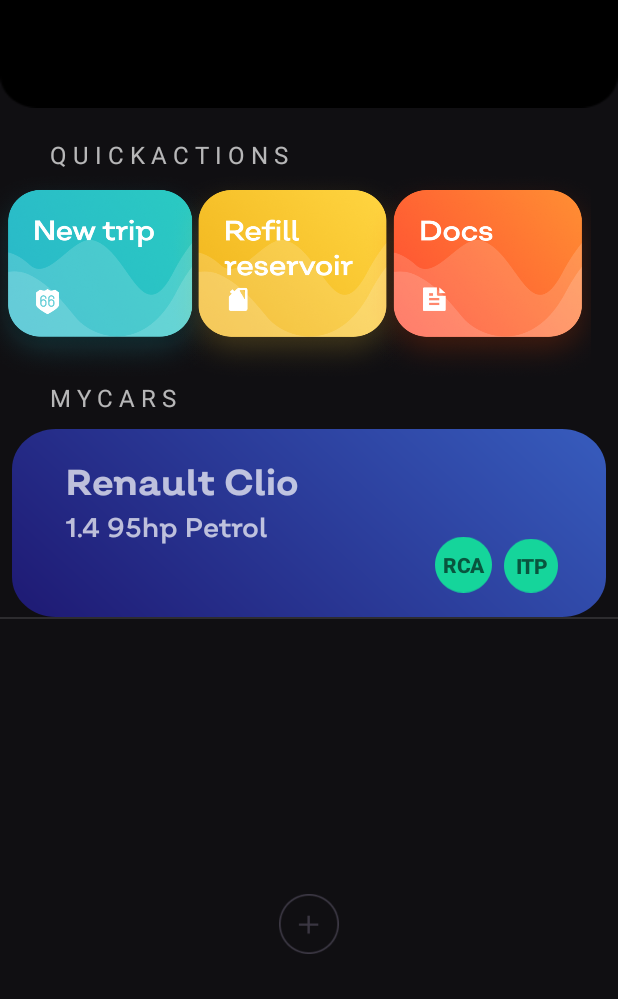
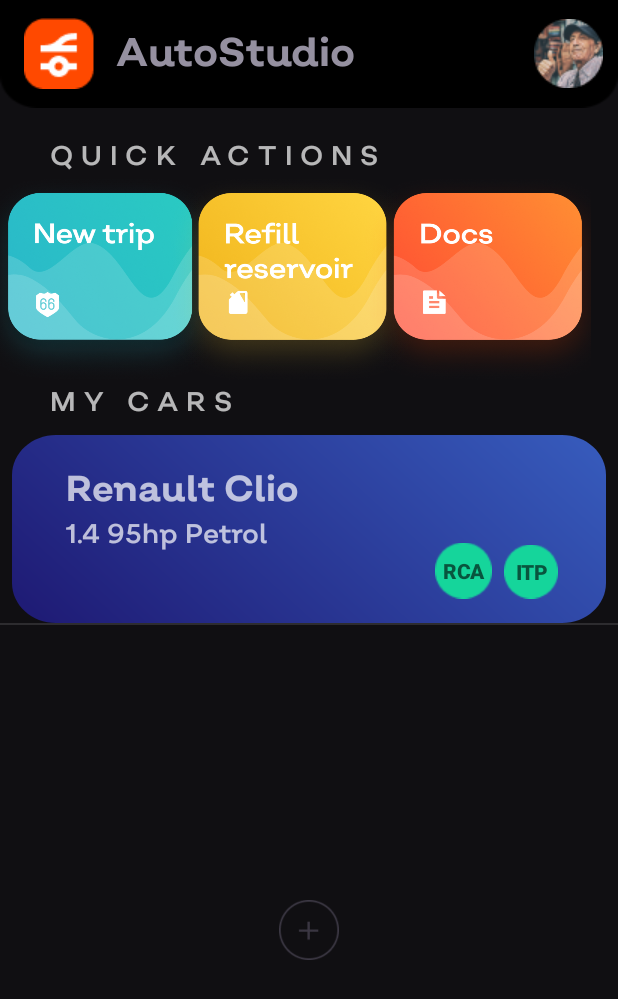
Before and after one commit to barsanescudiana/Auto-Studio, an Android app: the screen it shows after launch (MainActivity), on a phone screen of 412 x 824 dp. Shown: the top 999 px of the screen. Run offline under Robolectric (Android 15) with nearby library versions, the phone set to English and light mode, and no system bars.

Commit message:
am adaugat png-uri pt mai toate xml urile din drawable, am facut un xml separat cu toolbar-ul si l-am inclus in toate activitatile, am transformat ce stringuri si stiluri am gasit in resurse

```diff
--- a/AS/app/src/main/res/drawable/btn_green.xml
+++ /dev/null
@@ -1,23 +0,0 @@
-<?xml version="1.0" encoding="utf-8"?>
-<vector
-    xmlns:android="http://schemas.android.com/apk/res/android"
-    android:width="40dp"
-    android:height="40dp"
-    android:viewportWidth="40"
-    android:viewportHeight="40"
-    >
-
-    <group>
-
-        <clip-path
-            android:pathData="M40 20C40 31.0457 31.0457 40 20 40C8.95431 40 0 31.0457 0 20C0 8.95431 8.95431 0 20 0C31.0457 0 40 8.95431 40 20Z"
-            />
-
-        <path
-            android:pathData="M0 0V40H40V0"
-            android:fillColor="#15D59B"
-            />
-
-    </group>
-
-</vector>
--- a/AS/app/src/main/res/drawable/btn_red.xml
+++ /dev/null
@@ -1,23 +0,0 @@
-<?xml version="1.0" encoding="utf-8"?>
-<vector
-    xmlns:android="http://schemas.android.com/apk/res/android"
-    android:width="40dp"
-    android:height="40dp"
-    android:viewportWidth="40"
-    android:viewportHeight="40"
-    >
-
-    <group>
-
-        <clip-path
-            android:pathData="M40 20C40 31.0457 31.0457 40 20 40C8.95431 40 0 31.0457 0 20C0 8.95431 8.95431 0 20 0C31.0457 0 40 8.95431 40 20Z"
-            />
-
-        <path
-            android:pathData="M0 0V40H40V0"
-            android:fillColor="#FD6550"
-            />
-
-    </group>
-
-</vector>
--- a/AS/app/src/main/res/layout/activity_docs.xml
+++ b/AS/app/src/main/res/layout/activity_docs.xml
@@ -7,4 +7,8 @@
     tools:context=".DocsActivity"
     android:background="#100F12">
 
+    <include
+        android:id="@+id/toolbar"
+        layout="@layout/toolbar_layout" />
+
 </androidx.constraintlayout.widget.ConstraintLayout>
--- a/AS/app/src/main/res/layout/activity_main.xml
+++ b/AS/app/src/main/res/layout/activity_main.xml
@@ -9,10 +9,9 @@
     android:orientation="vertical"
     tools:context=".MainActivity">
 
-    <androidx.appcompat.widget.Toolbar
-        android:layout_height="wrap_content"
-        android:layout_width="match_parent"
-        android:background="@drawable/header_bg"/>
+    <include
+        android:id="@+id/toolbar"
+        layout="@layout/toolbar_layout" />
 
     <TextView
         android:id="@+id/quickActions"
@@ -21,8 +20,10 @@
         android:layout_marginStart="33dp"
         android:layout_marginTop="20dp"
         android:text="@string/quick_actions"
+        android:fontFamily="@font/salvatore_regular"
+        android:letterSpacing="0.3"
         android:textColor="#B3FFFFFF"
-        android:textSize="16sp" />
+        android:textSize="8pt" />
 
     <HorizontalScrollView
         android:id="@+id/horizontalScroll"
@@ -82,8 +83,10 @@
         android:layout_marginStart="33dp"
         android:layout_marginTop="0dp"
         android:text="@string/my_cars"
+        android:fontFamily="@font/salvatore_regular"
+        android:letterSpacing="0.3"
         android:textColor="#B3FFFFFF"
-        android:textSize="16sp" />
+        android:textSize="8pt" />
 
     <ListView
         android:id="@+id/carList"
--- a/AS/app/src/main/res/layout/activity_refill.xml
+++ b/AS/app/src/main/res/layout/activity_refill.xml
@@ -7,4 +7,8 @@
     tools:context=".RefillActivity"
     android:background="#100F12">
 
+    <include
+        android:id="@+id/toolbar"
+        layout="@layout/toolbar_layout" />
+
 </androidx.constraintlayout.widget.ConstraintLayout>
--- a/AS/app/src/main/res/layout/activity_trip.xml
+++ b/AS/app/src/main/res/layout/activity_trip.xml
@@ -7,4 +7,8 @@
     tools:context=".TripActivity"
     android:background="#100F12">
 
+    <include
+        android:id="@+id/toolbar"
+        layout="@layout/toolbar_layout" />
+
 </androidx.constraintlayout.widget.ConstraintLayout>
--- /dev/null
+++ b/AS/app/src/main/res/layout/toolbar_layout.xml
@@ -0,0 +1,21 @@
+<?xml version="1.0" encoding="utf-8"?>
+<androidx.appcompat.widget.Toolbar xmlns:android="http://schemas.android.com/apk/res/android"
+    xmlns:app="http://schemas.android.com/apk/res-auto"
+
+    android:layout_width="match_parent"
+    android:layout_height="wrap_content"
+    android:background="@drawable/header_bg"
+    app:logo="@drawable/logo_auto_studio"
+    app:title="@string/app_name"
+    app:titleMarginStart="30dp"
+    app:titleTextAppearance="@style/appTitle">
+
+    <Button
+        android:id="@+id/userPic"
+        android:layout_width="46dp"
+        android:layout_height="46dp"
+        android:layout_gravity="end"
+        android:layout_marginEnd="10dp"
+        android:background="@drawable/user_pic" />
+
+</androidx.appcompat.widget.Toolbar>
--- a/AS/app/src/main/res/values/colors.xml
+++ b/AS/app/src/main/res/values/colors.xml
@@ -3,4 +3,6 @@
     <color name="colorPrimary">#6200EE</color>
     <color name="colorPrimaryDark">#3700B3</color>
     <color name="colorAccent">#03DAC5</color>
+
+    <color name="toolbarTitle">#9590A0</color>
 </resources>
--- a/AS/app/src/main/res/values/strings.xml
+++ b/AS/app/src/main/res/values/strings.xml
@@ -4,6 +4,7 @@
     <string name="car_list_details">Car details</string>
     <string name="rca">RCA</string>
     <string name="itp">ITP</string>
-    <string name="my_cars">M Y C A R S</string>
-    <string name="quick_actions">Q U I C K A C T I O N S</string>
+    <string name="my_cars">MY CARS</string>
+    <string name="quick_actions">QUICK ACTIONS</string>
+    <string name="logo_auto_studio">Logo Auto Studio</string>
 </resources>
--- a/AS/app/src/main/res/values/styles.xml
+++ b/AS/app/src/main/res/values/styles.xml
@@ -5,20 +5,19 @@
         <item name="colorPrimary">@color/colorPrimary</item>
         <item name="colorPrimaryDark">@color/colorPrimaryDark</item>
         <item name="colorAccent">@color/colorAccent</item>
+    </style>
 
-
+    <style name="appTitle">
+        <item name="android:fontFamily">@font/salvatore_bold</item>
+        <item name="android:textSize">12pt</item>
+        <item name="android:textColor">@color/toolbarTitle</item>
     </style>
 
     <style name="carListText">
-
-        <item name="android:textSize"> 14sp </item>
-
-        <item name="android:letterSpacing"> -0.02 </item>
-
-        <item name="android:textColor"> #99000000 </item>
-
-        <item name="android:fontFamily"> sans-serif-black </item>
-
+        <item name="android:textSize">14sp</item>
+        <item name="android:letterSpacing">-0.02</item>
+        <item name="android:textColor">#99000000</item>
+        <item name="android:fontFamily">sans-serif-black</item>
     </style>
 
 </resources>
```
Also changed, not shown: AS/app/src/main/res/drawable/gradient_button.xml (deleted, +0 -61 lines), AS/app/src/main/res/drawable/btn_green.png (added), AS/app/src/main/res/drawable/btn_red.png (added), AS/app/src/main/res/drawable/gradient_button_fill.png (added), AS/app/src/main/res/drawable/gradient_button_stroke.png (added), AS/app/src/main/res/drawable/logo_auto_studio.png (added), AS/app/src/main/res/drawable/user_pic.png (added).
